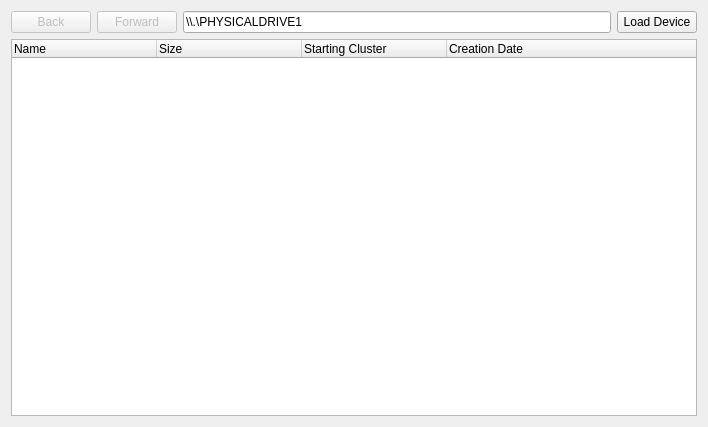
Qt form Velocity/deviceviewer.ui (hetelek/Velocity) before a commit.
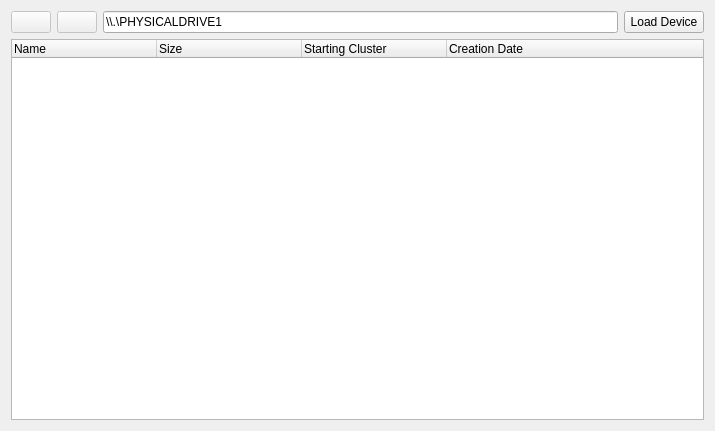
The same form after that commit. Icons and pictures are not drawn.

Commit message: Added icons for forward/back buttons

What changed in the file:
```diff
--- a/Velocity/deviceviewer.ui
+++ b/Velocity/deviceviewer.ui
@@ -6,8 +6,8 @@
    <rect>
     <x>0</x>
     <y>0</y>
-    <width>708</width>
-    <height>427</height>
+    <width>715</width>
+    <height>431</height>
    </rect>
   </property>
   <property name="windowTitle">
@@ -22,7 +22,11 @@
         <bool>false</bool>
        </property>
        <property name="text">
-        <string>Back</string>
+        <string/>
+       </property>
+       <property name="icon">
+        <iconset resource="Resources.qrc">
+         <normaloff>:/Images/back.png</normaloff>:/Images/back.png</iconset>
        </property>
       </widget>
      </item>
@@ -32,7 +36,11 @@
         <bool>false</bool>
        </property>
        <property name="text">
-        <string>Forward</string>
+        <string/>
+       </property>
+       <property name="icon">
+        <iconset resource="Resources.qrc">
+         <normaloff>:/Images/forward.png</normaloff>:/Images/forward.png</iconset>
        </property>
       </widget>
      </item>
```
Left out of the diff: 6 changed lines with no effect on the pictures. The commit also changes 3 other files.
